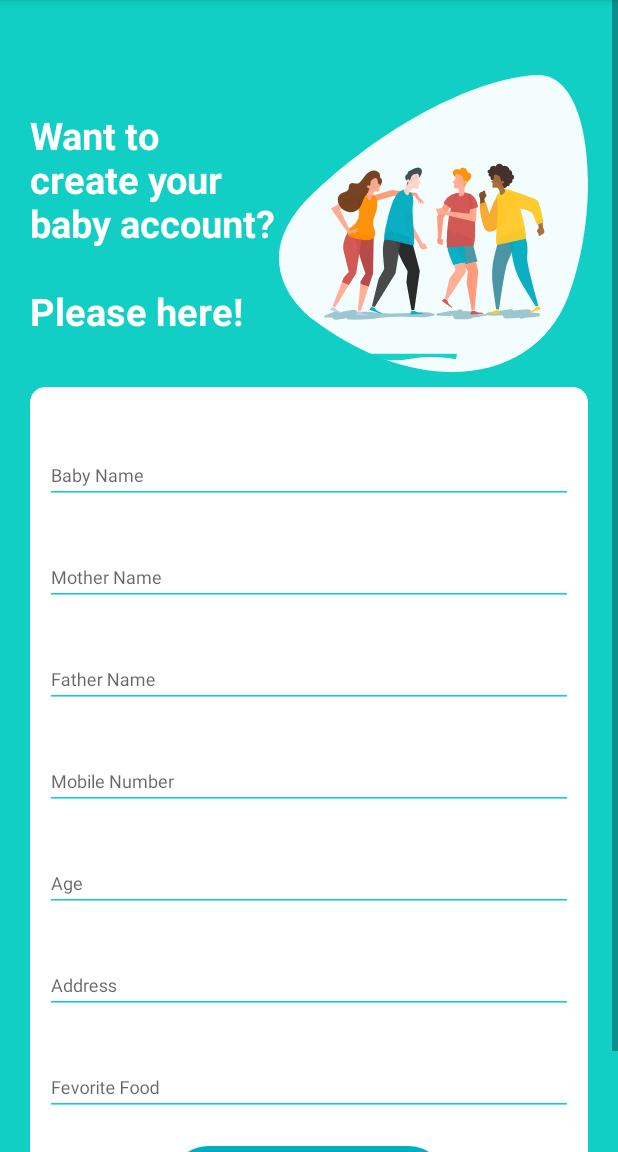
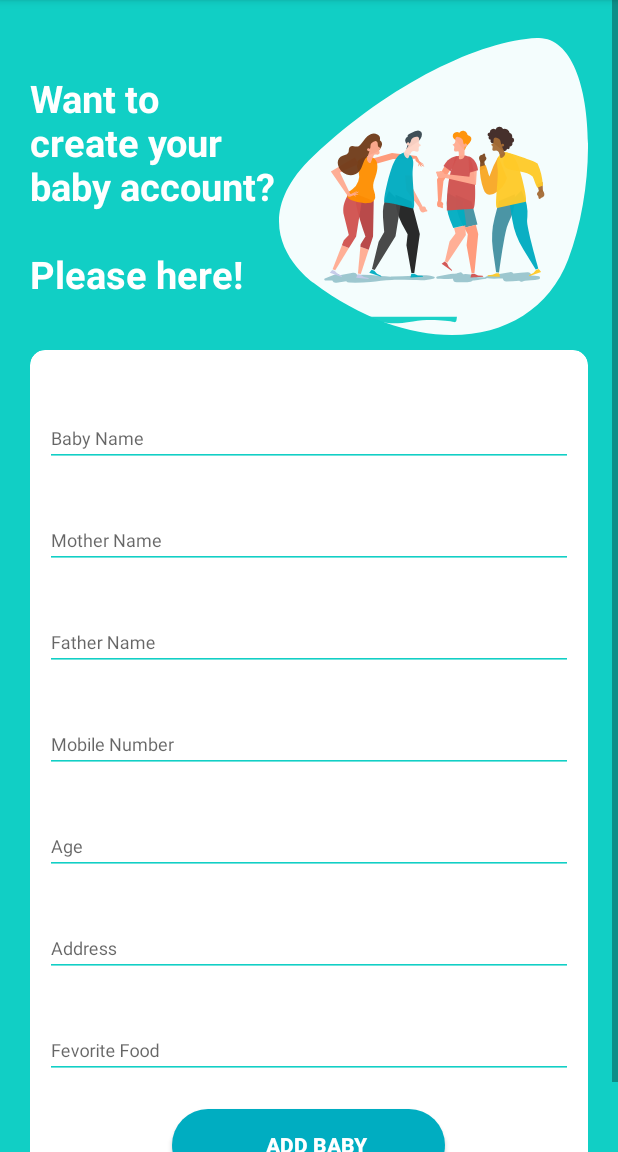
Before and after one commit to munnacseju/daycare-app, an Android app: the AddBabyActivity screen opened directly, with no data from a screen before it, on a phone screen of 412 x 824 dp, the part 84-1236 px from its top. Run offline under Robolectric (Android 15) with nearby library versions, the phone set to English and light mode, and no system bars.

Commit message:
Add baby page bug resolved

```diff
--- a/DayCareApp/app/src/main/res/layout/activity_add_baby.xml
+++ b/DayCareApp/app/src/main/res/layout/activity_add_baby.xml
@@ -18,9 +18,18 @@
         <LinearLayout
             android:layout_width="match_parent"
             android:layout_height="wrap_content"
-            android:layout_marginTop="30dp"
+            android:layout_marginTop="5dp"
             android:orientation="vertical"
             android:padding="20dp">
+
+            <ProgressBar
+                android:visibility="gone"
+                android:layout_marginTop="100dp"
+                android:layout_width="match_parent"
+                android:layout_height="wrap_content"
+                android:id="@+id/progressBarId"
+                android:background="@drawable/bg_button"
+                ></ProgressBar>
 
             <RelativeLayout
                 android:layout_width="match_parent"
```
